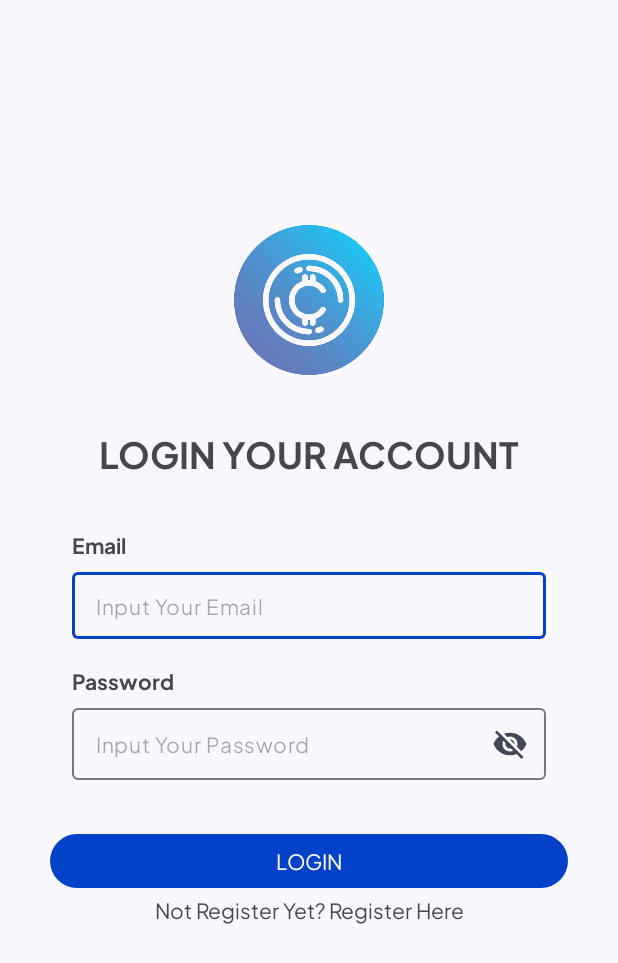
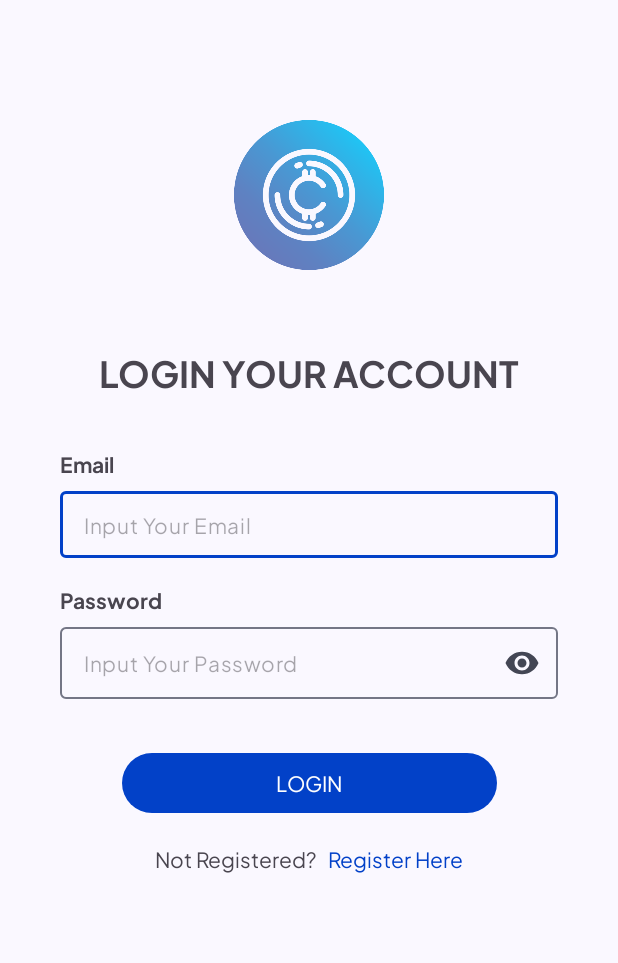
Before and after one commit to arkan3h/4crypto, an Android app: the LoginActivity screen opened directly, with no data from a screen before it, on a phone screen of 412 x 824 dp. Shown: the top 963 px of the screen. Run offline under Robolectric (Android 15) with nearby library versions, the phone set to English and light mode, and no system bars.

```diff
--- a/app/build.gradle.kts
+++ b/app/build.gradle.kts
@@ -112,6 +112,7 @@ dependencies {
     implementation(libs.retrofit)
     implementation(libs.retrofit.gson)
     implementation(libs.okhttp)
+    implementation(libs.koin.android)
     implementation("com.squareup.okhttp3:logging-interceptor:4.5.0")
     implementation("androidx.swiperefreshlayout:swiperefreshlayout:1.1.0")
     testImplementation(libs.junit)
--- a/app/src/main/AndroidManifest.xml
+++ b/app/src/main/AndroidManifest.xml
@@ -5,6 +5,7 @@
     <uses-permission android:name="android.permission.INTERNET" />
 
     <application
+        android:name=".App"
         android:allowBackup="true"
         android:dataExtractionRules="@xml/data_extraction_rules"
         android:fullBackupContent="@xml/backup_rules"
--- a/app/src/main/java/com/arkan/a4crypto/presentation/login/LoginActivity.kt
+++ b/app/src/main/java/com/arkan/a4crypto/presentation/login/LoginActivity.kt
@@ -4,33 +4,22 @@ import android.content.Intent
 import android.os.Bundle
 import android.util.Patterns
 import android.widget.Toast
-import androidx.activity.viewModels
 import androidx.appcompat.app.AppCompatActivity
 import androidx.core.view.isVisible
 import com.arkan.a4crypto.R
-import com.arkan.a4crypto.data.datasource.auth.AuthDataSource
-import com.arkan.a4crypto.data.datasource.auth.FirebaseAuthDataSource
-import com.arkan.a4crypto.data.repository.UserRepository
-import com.arkan.a4crypto.data.repository.UserRepositoryImpl
-import com.arkan.a4crypto.data.source.firebase.FirebaseService
-import com.arkan.a4crypto.data.source.firebase.FirebaseServiceImpl
 import com.arkan.a4crypto.databinding.ActivityLoginBinding
 import com.arkan.a4crypto.presentation.main.MainActivity
 import com.arkan.a4crypto.presentation.register.RegisterActivity
-import com.arkan.aresto.utils.GenericViewModelFactory
+import com.arkan.a4crypto.utils.highLightWord
 import com.arkan.aresto.utils.proceedWhen
 import com.google.android.material.textfield.TextInputLayout
+import org.koin.androidx.viewmodel.ext.android.viewModel
 
 class LoginActivity : AppCompatActivity() {
     private val binding: ActivityLoginBinding by lazy {
         ActivityLoginBinding.inflate(layoutInflater)
     }
-    private val viewModel: LoginViewModel by viewModels {
-        val s: FirebaseService = FirebaseServiceImpl()
-        val ds: AuthDataSource = FirebaseAuthDataSource(s)
-        val r: UserRepository = UserRepositoryImpl(ds)
-        GenericViewModelFactory.create(LoginViewModel(r))
-    }
+    private val loginViewModel: LoginViewModel by viewModel()
 
     override fun onCreate(savedInstanceState: Bundle?) {
         super.onCreate(savedInstanceState)
@@ -43,7 +32,7 @@ class LoginActivity : AppCompatActivity() {
         binding.layoutFormLogin.btnLogin.setOnClickListener {
             doLogin()
         }
-        binding.layoutFormLogin.tvNavToRegister.setOnClickListener {
+        binding.layoutFormLogin.tvNavToRegister.highLightWord(getString(R.string.text_nav_to_register)) {
             navigateToRegister()
         }
     }
@@ -65,7 +54,7 @@ class LoginActivity : AppCompatActivity() {
     }
 
     private fun observeResult() {
-        viewModel.loginResult.observe(this) {
+        loginViewModel.loginResult.observe(this) {
             it.proceedWhen(
                 doOnSuccess = {
                     binding.layoutFormLogin.pbLogin.isVisible = false
@@ -93,7 +82,7 @@ class LoginActivity : AppCompatActivity() {
         if (isFormValid()) {
             val email = binding.layoutFormLogin.etEmailLogin.text.toString().trim()
             val password = binding.layoutFormLogin.etPasswordLogin.text.toString().trim()
-            viewModel.doLogin(email, password)
+            loginViewModel.doLogin(email, password)
         }
     }
 
--- a/app/src/main/res/layout/activity_login.xml
+++ b/app/src/main/res/layout/activity_login.xml
@@ -10,7 +10,7 @@
         android:id="@+id/iv_login"
         android:layout_width="100dp"
         android:layout_height="100dp"
-        android:layout_marginTop="150dp"
+        android:layout_marginTop="80dp"
         android:src="@drawable/ic_logo_app"
         app:layout_constraintTop_toTopOf="parent"
         app:layout_constraintStart_toStartOf="parent"
@@ -19,7 +19,7 @@
     <include
         android:id="@+id/layout_form_login"
         layout="@layout/layout_login_form"
-        android:layout_width="0dp"
+        android:layout_width="match_parent"
         android:layout_height="wrap_content"
         app:layout_constraintTop_toBottomOf="@id/iv_login"
         app:layout_constraintStart_toStartOf="parent"
--- a/app/src/main/res/layout/layout_login_form.xml
+++ b/app/src/main/res/layout/layout_login_form.xml
@@ -1,40 +1,41 @@
 <?xml version="1.0" encoding="utf-8"?>
 <androidx.constraintlayout.widget.ConstraintLayout xmlns:android="http://schemas.android.com/apk/res/android"
     xmlns:app="http://schemas.android.com/apk/res-auto"
+    xmlns:tools="http://schemas.android.com/tools"
     android:layout_width="match_parent"
     android:layout_height="wrap_content"
-    xmlns:tools="http://schemas.android.com/tools"
+    android:padding="16dp"
     tools:context=".presentation.login.LoginActivity">
 
     <TextView
         android:id="@+id/tv_title_login"
         android:layout_width="wrap_content"
         android:layout_height="wrap_content"
+        android:layout_marginTop="32dp"
+        android:gravity="center"
         android:text="@string/text_login_here"
-        android:gravity="center"
         android:textSize="24sp"
         android:textStyle="bold"
-        android:layout_marginTop="32dp"
+        app:layout_constraintEnd_toEndOf="parent"
         app:layout_constraintStart_toStartOf="parent"
-        app:layout_constraintEnd_toEndOf="parent"
         app:layout_constraintTop_toTopOf="parent" />
 
     <TextView
         android:id="@+id/tv_title_email"
         android:layout_width="wrap_content"
         android:layout_height="wrap_content"
-        android:layout_marginStart="32dp"
+        android:layout_marginStart="8dp"
         android:layout_marginTop="32dp"
         android:text="@string/title_email_input_profile"
         android:textStyle="bold"
         app:layout_constraintStart_toStartOf="parent"
-        app:layout_constraintTop_toBottomOf="@id/tv_title_login"/>
+        app:layout_constraintTop_toBottomOf="@id/tv_title_login" />
 
     <com.google.android.material.textfield.TextInputLayout
         android:id="@+id/til_email_login"
         android:layout_width="0dp"
         android:layout_height="wrap_content"
-        android:layout_marginHorizontal="32dp"
+        android:layout_marginHorizontal="8dp"
         android:layout_marginTop="8dp"
         app:hintEnabled="false"
         app:layout_constraintEnd_toEndOf="parent"
@@ -47,29 +48,29 @@
             android:layout_height="match_parent"
             android:drawablePadding="8dp"
             android:ems="10"
+            android:enabled="true"
             android:hint="@string/email_hint"
+            android:inputType="textEmailAddress"
             android:padding="12dp"
-            android:textSize="14sp"
-            android:enabled="true"
-            />
+            android:textSize="14sp" />
     </com.google.android.material.textfield.TextInputLayout>
 
     <TextView
         android:id="@+id/tv_title_password"
         android:layout_width="wrap_content"
         android:layout_height="wrap_content"
+        android:layout_marginStart="8dp"
+        android:layout_marginTop="16dp"
         android:text="@string/title_password_input_profile"
         android:textStyle="bold"
         app:layout_constraintStart_toStartOf="parent"
-        app:layout_constraintTop_toBottomOf="@id/til_email_login"
-        android:layout_marginTop="16dp"
-        android:layout_marginStart="32dp"/>
+        app:layout_constraintTop_toBottomOf="@id/til_email_login" />
 
     <com.google.android.material.textfield.TextInputLayout
         android:id="@+id/til_password_login"
         android:layout_width="0dp"
         android:layout_height="wrap_content"
-        android:layout_marginHorizontal="32dp"
+        android:layout_marginHorizontal="8dp"
         android:layout_marginTop="8dp"
         app:endIconMode="password_toggle"
         app:hintEnabled="false"
@@ -83,28 +84,40 @@
             android:layout_height="match_parent"
             android:drawablePadding="8dp"
             android:ems="10"
+            android:enabled="true"
             android:hint="@string/password_hint"
+            android:inputType="textPassword"
             android:padding="8dp"
-            android:textSize="14sp"
-            android:enabled="true"/>
+            android:textSize="14sp" />
     </com.google.android.material.textfield.TextInputLayout>
 
-    <TextView
-        android:id="@+id/tv_nav_to_register"
-        android:layout_width="0dp"
+    <LinearLayout
+        android:layout_width="match_parent"
         android:layout_height="wrap_content"
         android:layout_marginHorizontal="16dp"
-        android:paddingBottom="16dp"
-        android:text="@string/text_nav_to_register"
-        android:textAlignment="center"
-        app:layout_constraintTop_toBottomOf="@+id/btn_login"
-        app:layout_constraintStart_toStartOf="parent"
-        app:layout_constraintEnd_toEndOf="parent" />
+        android:layout_marginTop="16dp"
+        android:gravity="center"
+        android:orientation="horizontal"
+        app:layout_constraintTop_toBottomOf="@id/btn_login">
+
+        <TextView
+            android:layout_width="wrap_content"
+            android:layout_height="wrap_content"
+            android:text="@string/text_not_registered" />
+
+        <TextView
+            android:id="@+id/tv_nav_to_register"
+            android:layout_width="wrap_content"
+            android:layout_height="wrap_content"
+            android:layout_marginStart="8dp"
+            android:text="@string/text_nav_to_register"
+            android:textColor="@color/design_default_color_primary" />
+    </LinearLayout>
 
     <Button
         android:id="@+id/btn_login"
-        android:layout_width="345dp"
-        android:layout_height="44dp"
+        android:layout_width="250dp"
+        android:layout_height="wrap_content"
         android:layout_marginHorizontal="32dp"
         android:layout_marginTop="32dp"
         android:text="@string/text_btn_login"
@@ -117,12 +130,12 @@
         style="?android:attr/progressBarStyle"
         android:layout_width="25dp"
         android:layout_height="25dp"
-        android:visibility="gone"
         android:layout_gravity="center"
         android:indeterminate="true"
-        app:layout_constraintBottom_toBottomOf="@+id/btn_login"
-        app:layout_constraintEnd_toEndOf="@+id/btn_login"
-        app:layout_constraintStart_toStartOf="@+id/btn_login"
-        app:layout_constraintTop_toTopOf="@+id/btn_login" />
+        android:visibility="gone"
+        app:layout_constraintBottom_toBottomOf="parent"
+        app:layout_constraintEnd_toEndOf="parent"
+        app:layout_constraintStart_toStartOf="parent"
+        app:layout_constraintTop_toTopOf="parent" />
 
 </androidx.constraintlayout.widget.ConstraintLayout>
--- a/app/src/main/res/values/strings.xml
+++ b/app/src/main/res/values/strings.xml
@@ -5,19 +5,17 @@
     <string name="email_hint">Input Your Email</string>
     <string name="title_password_input_profile">Password</string>
     <string name="password_hint">Input Your Password</string>
-    <string name="text_nav_to_register">Not Register Yet? Register Here</string>
+    <string name="text_nav_to_register">Register Here</string>
     <string name="text_btn_login">LOGIN</string>
     <string name="hello_blank_fragment">Hello blank fragment</string>
     <string name="title_tab_home">Home</string>
     <string name="title_tab_profile">Profile</string>
-
-
     <string name="text_register">Register</string>
     <string name="hint_name">Nama Anda</string>
     <string name="hint_email">Email</string>
     <string name="hint_password">Password</string>
     <string name="hint_confirm_password">konfirmasi Password</string>
-    <string name="text_already_have_an_account_click_here">Sudah punya akun? Masuk di sini</string>
+    <string name="text_click_login_here">Login Here</string>
     <string name="text_title_home">Trending Coin</string>
     <string name="text_title_item_home">judul coint</string>
     <string name="text_item_home_coint_deks">Deskripsi item home coin</string>
@@ -39,5 +37,9 @@
     <string name="text_link_edit_profile_failed">data profile gagal diedit</string>
     <string name="text_dialog_change_pw">Link untuk mengubah password telah dikirim di email yang terdaftar</string>
     <string name="text_back">Kembali</string>
+    <string name="text_not_registered">Not Registered?</string>
+    <string name="text_already_registered">Already Have An Account?</string>
+    <string name="text_change_password">Change Password</string>
+    <string name="text_logout">Logout</string>
 
 </resources>
```
Also changed, not shown: app/src/main/java/com/arkan/a4crypto/App.kt (added, +18 -0 lines), app/src/main/java/com/arkan/a4crypto/di/AppModules.kt (+58 -58 lines), app/src/main/java/com/arkan/a4crypto/presentation/home/HomeFragment.kt (+3 -17 lines), app/src/main/java/com/arkan/a4crypto/presentation/profile/ProfileFragment.kt (+12 -25 lines), app/src/main/java/com/arkan/a4crypto/presentation/register/RegisterActivity.kt (+5 -17 lines), app/src/main/res/layout/activity_register.xml (+35 -22 lines), app/src/main/res/layout/fragment_home.xml (+14 -14 lines), app/src/main/res/layout/fragment_profile.xml (+12 -13 lines), app/src/main/res/layout/item_home_list_coin.xml (+18 -21 lines), gradle/libs.versions.toml (+7 -1 lines), app/src/main/res/drawable/ic_app.png (deleted).
